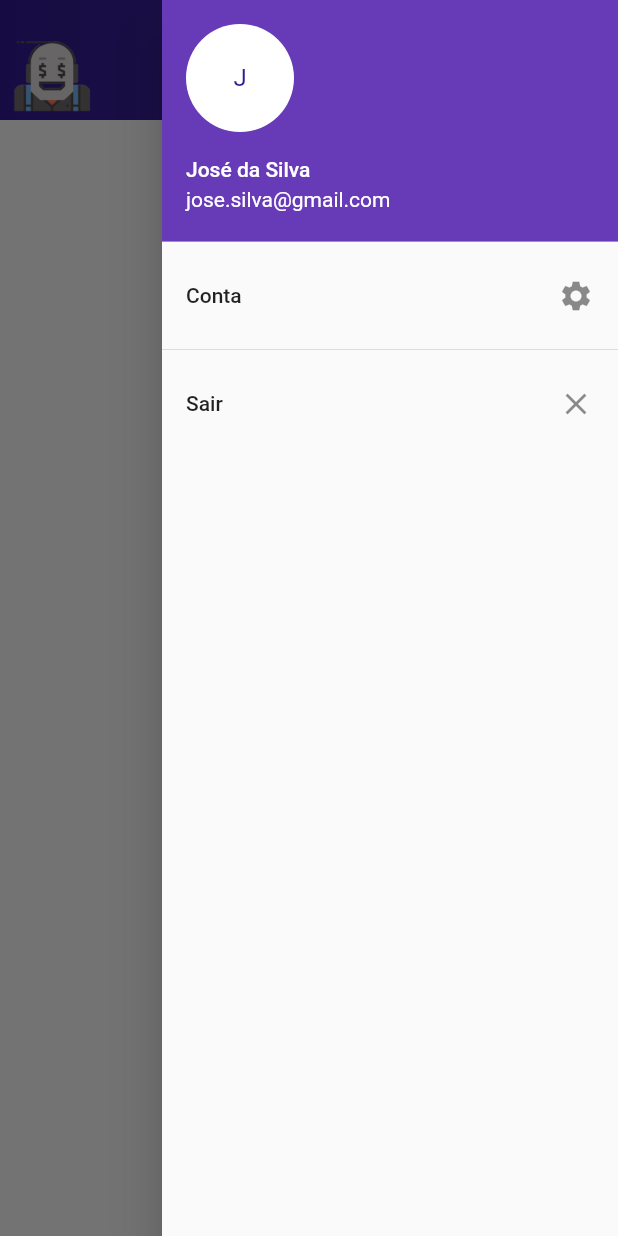
After one commit to stock-learning/stock-learning-app, a Flutter app: the screen it shows after launch, with the side drawer open, on a phone screen of 412 x 824 dp. The commit adds this screen. Run offline on Flutter 3.47's test engine with Material 2 defaults, Android fonts, the phone set to English and light mode, and no system bars.

Commit message:
first commit

```diff
--- a/lib/widget/AppBarSL.dart
+++ b/lib/widget/CustomAppBar.dart
@@ -1,13 +1,13 @@
 import 'package:flutter/material.dart';
 
-class AppBarSL extends StatelessWidget implements PreferredSizeWidget {
+class CustomAppBar extends StatelessWidget implements PreferredSizeWidget {
   final double _prefferedHeight = 80.0;
   String title = "FLUTTER";
   Color gradientBegin = Color(0xff311b92);
   Color gradientEnd = Color(0xff4527a0);
   GlobalKey<ScaffoldState> key;
 
-  AppBarSL({key}) : assert(key != null);
+  CustomAppBar({key}) : assert(key != null);
 
   @override
   Widget build(BuildContext context) {
--- /dev/null
+++ b/lib/widget/dashboard.dart
@@ -0,0 +1,61 @@
+import 'package:flutter/material.dart';
+import 'CustomAppBar.dart';
+
+class Dashboard extends StatelessWidget {
+  final GlobalKey _scaffoldKey = new GlobalKey();
+
+  @override
+  Widget build(BuildContext context) {
+    return Scaffold(
+        key: _scaffoldKey,
+        endDrawer: Drawer(
+          child: ListView(
+            padding: EdgeInsets.zero,
+            children: <Widget>[
+              new UserAccountsDrawerHeader(
+                accountName: new Text("José da Silva"),
+                accountEmail: new Text("jose.silva@gmail.com"),
+                currentAccountPicture: new CircleAvatar(
+                  backgroundColor: Colors.white,
+                  foregroundColor: Color(0xff311b92),
+                  child: new Text("J"),
+                )
+              ),
+              new ListTile(
+                title: new Text("Conta"),
+                trailing: new Icon(Icons.settings),
+              ),
+              new Divider(),
+              new ListTile(
+                title: new Text("Sair"),
+                trailing: new Icon(Icons.close),
+              )
+            ],
+          ),),
+        appBar: CustomAppBar(
+          key: _scaffoldKey
+        ),
+        body: PageView(
+          controller: PageController(initialPage: 1),
+          children: <Widget>[
+            Container(
+              child: Center(child: Text("Noticias Gerais"))
+            ),
+            Container(
+              child: Center(child: Text("Timeline"))
+            ),
+            Container(
+              child: Center(child: Text("Dados da empresa Selecionada"))
+            )
+          ],
+        ),
+        floatingActionButton: FloatingActionButton(
+          onPressed: () {
+
+          },
+          child: Icon(Icons.notifications),
+          backgroundColor: Color(0xff311b92)
+        )
+      );
+  }
+}
```
Also changed, not shown: lib/main.dart (+2 -61 lines), lib/widget/login.dart (added), 1 other file.
